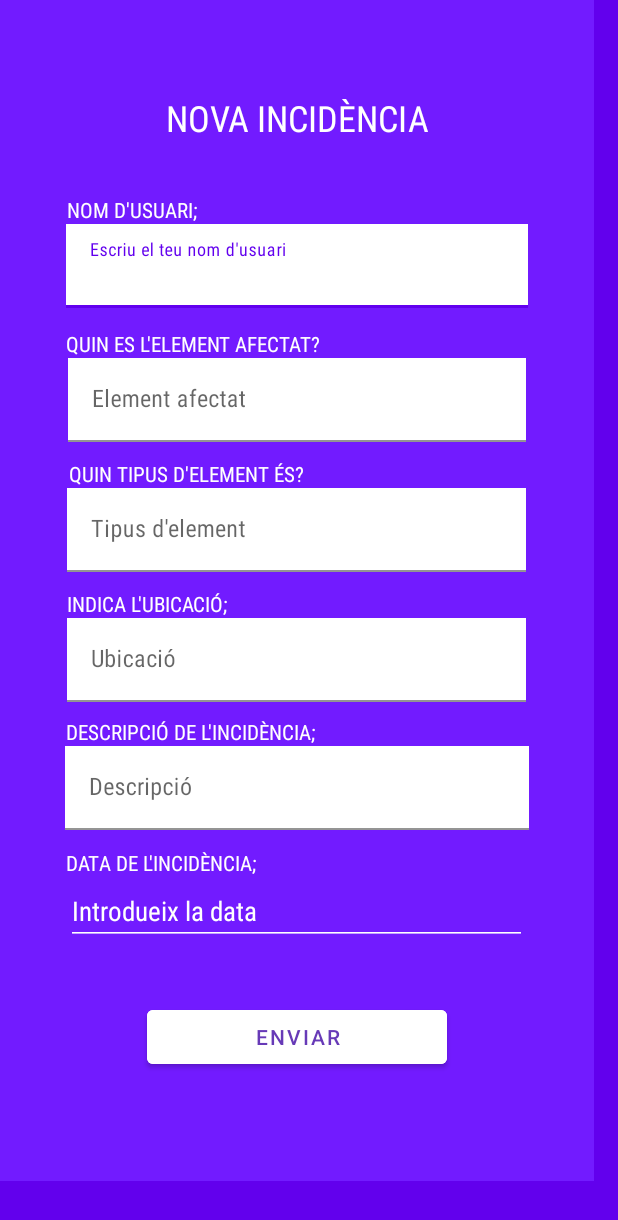
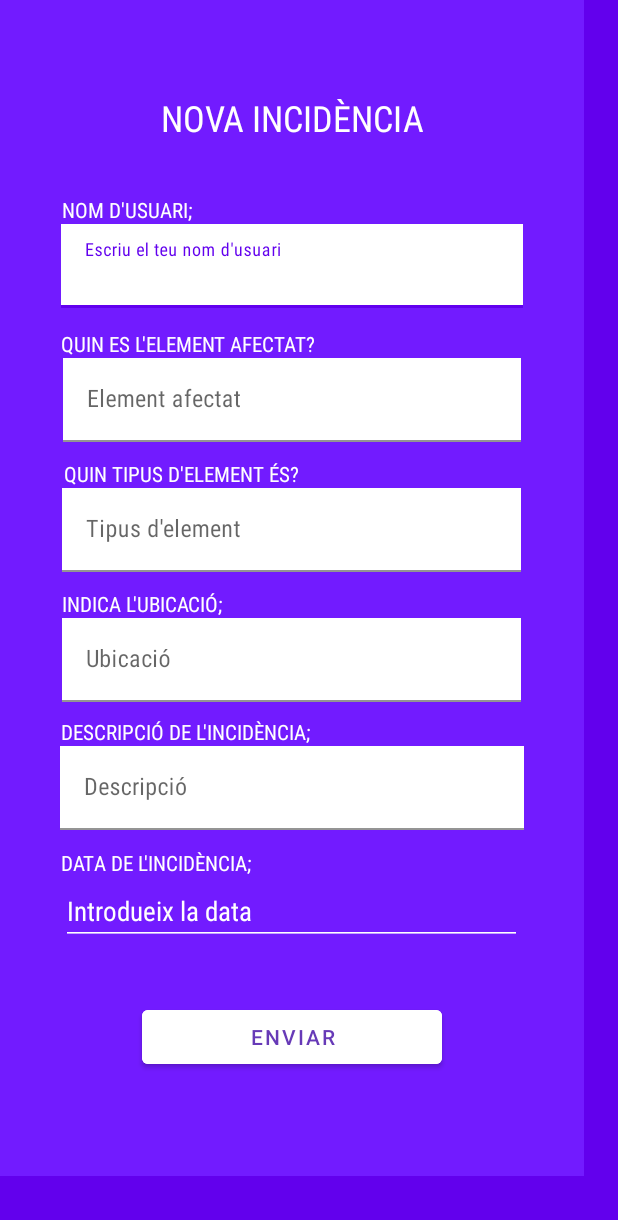
Before and after one commit to GuillemBSK/Gestor_Incidencies, an Android app: the layout nova_incidencia.xml on its own in the app's theme, with its tools: preview values and no code run, on a phone screen of 412 x 824 dp. Shown: the top 1220 px of the screen. Run offline under Robolectric (Android 15) with nearby library versions, the phone set to English and light mode, and no system bars.

```diff
--- a/app/src/main/res/layout/nova_incidencia.xml
+++ b/app/src/main/res/layout/nova_incidencia.xml
@@ -7,12 +7,12 @@
     android:background="#6200ED">
 
     <LinearLayout
-        android:layout_width="396dp"
-        android:layout_height="787dp"
+        android:layout_width="389dp"
+        android:layout_height="784dp"
         android:background="#721BFF"
         android:orientation="vertical"
         app:layout_constraintTop_toTopOf="parent"
-        tools:layout_editor_absoluteX="-2dp">
+        tools:layout_editor_absoluteX="2dp">
 
         <Space
             android:layout_width="match_parent"
```
Also changed, not shown: app/src/main/AndroidManifest.xml (+7 -0 lines), app/src/main/java/com/example/gestor_incidencies/BBDD.java (added, +25 -0 lines), 1 other file.
